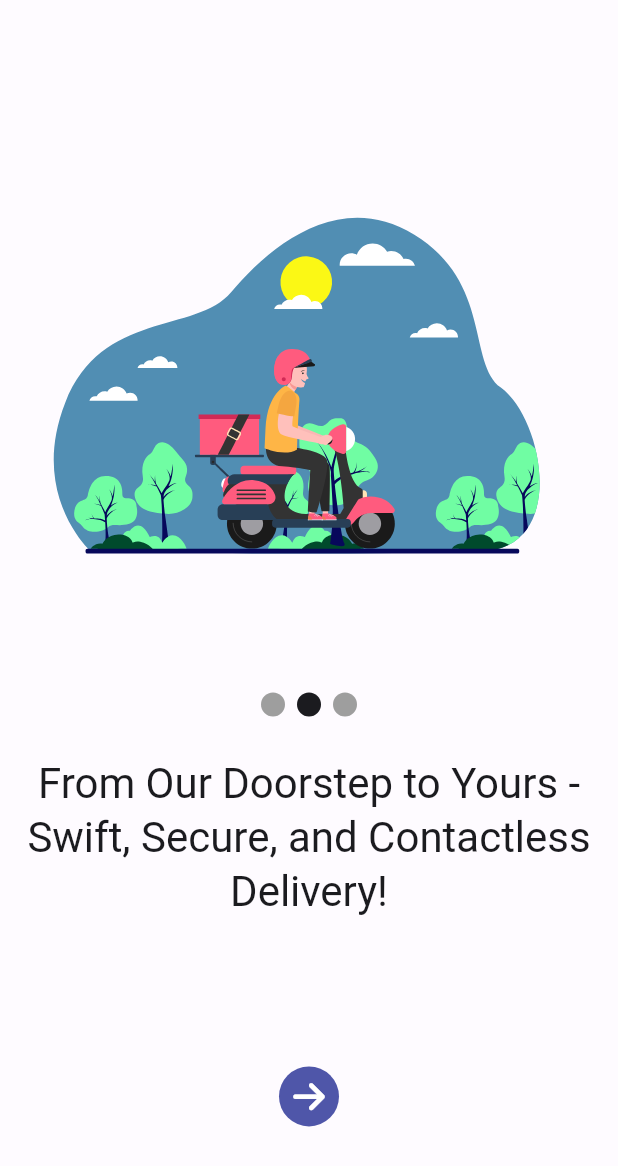
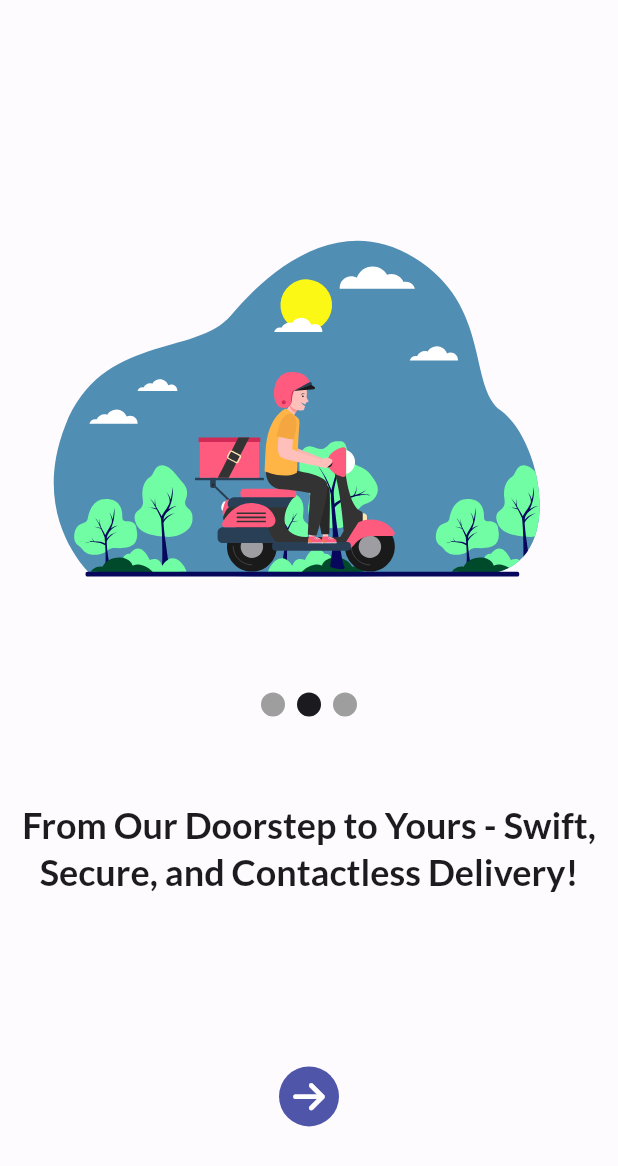
Before and after one commit to RH203/ecommerce-app-flutter, a Flutter app: the screen it shows after launch, swiped to page 2, on a phone screen of 412 x 824 dp. Shown: the top 1166 px of the screen. Run offline on Flutter 3.47's test engine with Material 3 defaults, Android fonts, the phone set to English and light mode, and no system bars; drawn by our look-alikes of smooth_page_indicator; our stand-ins replace google_fonts, icons_plus, lottie.

Commit message:
feat: update theme and textTheme

```diff
--- a/lib/src/app.dart
+++ b/lib/src/app.dart
@@ -1,4 +1,5 @@
 import 'package:ecommerce_app/src/features/home_screen/views/home_screen.dart';
+import 'package:ecommerce_app/src/utils/theme/text_theme_custom.dart';
 import 'package:ecommerce_app/src/utils/theme/theme.dart';
 import 'package:flutter/material.dart';
 
@@ -13,10 +14,16 @@ class App extends StatelessWidget {
       theme: ThemeData(
         useMaterial3: true,
         colorScheme: lightColorScheme,
+        textTheme: ThemeData().textTheme.merge(
+              TextThemeCustom.appTextTheme(context),
+            ),
       ),
       darkTheme: ThemeData(
         useMaterial3: true,
         colorScheme: darkColorScheme,
+        textTheme: ThemeData().textTheme.merge(
+              TextThemeCustom.appTextTheme(context),
+            ),
       ),
       home: const HomeScreen(),
     );
```
